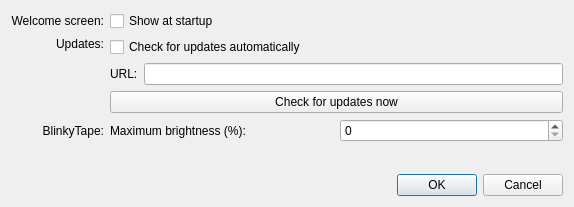
Blinkinlabs/PatternPaint, file PatternPaint/preferences.ui: the form before one commit.
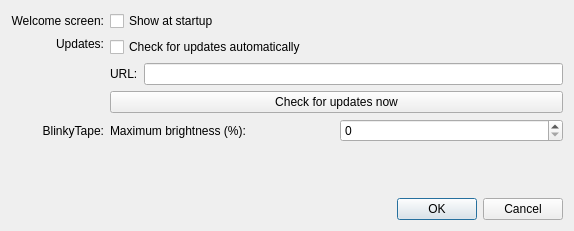
The form after the commit.

```diff
--- a/PatternPaint/preferences.ui
+++ b/PatternPaint/preferences.ui
@@ -10,7 +10,7 @@
     <x>0</x>
     <y>0</y>
     <width>574</width>
-    <height>207</height>
+    <height>231</height>
    </rect>
   </property>
   <property name="windowTitle">
```
Left out of the diff: 2 changed lines with no effect on the pictures.
